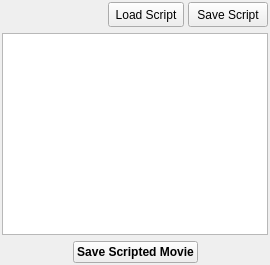
Old version of the form src/gui/scriptmovie.ui in the repository trisyoungs/aten.
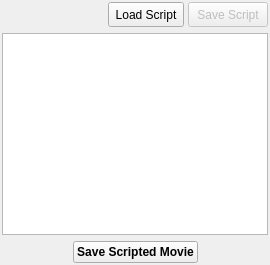
New version of the form. Icons and pictures are not drawn.

Diff of the .ui file:
```diff
--- a/src/gui/scriptmovie.ui
+++ b/src/gui/scriptmovie.ui
@@ -88,6 +88,9 @@
       </item>
       <item>
        <widget class="QPushButton" name="SaveScriptButton">
+        <property name="enabled">
+         <bool>false</bool>
+        </property>
         <property name="sizePolicy">
          <sizepolicy hsizetype="Minimum" vsizetype="Fixed">
           <horstretch>0</horstretch>
```
Left out of the diff: 1 changed line with no effect on the pictures.
